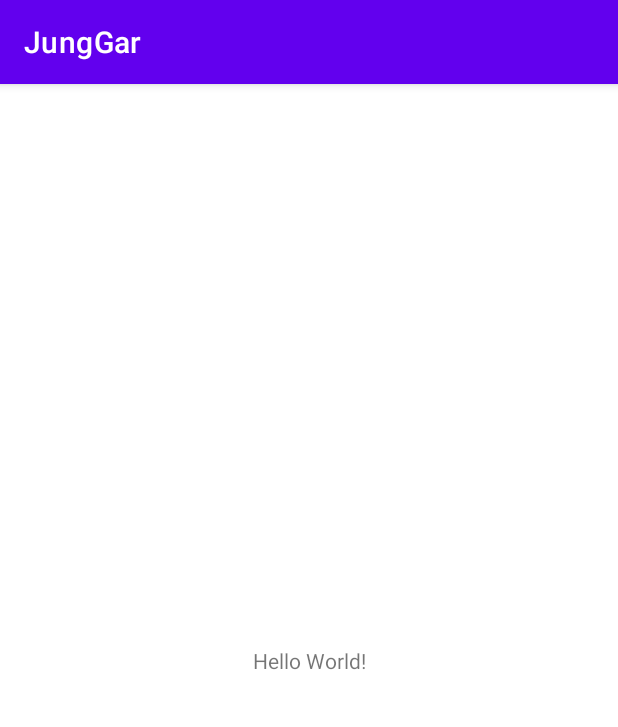
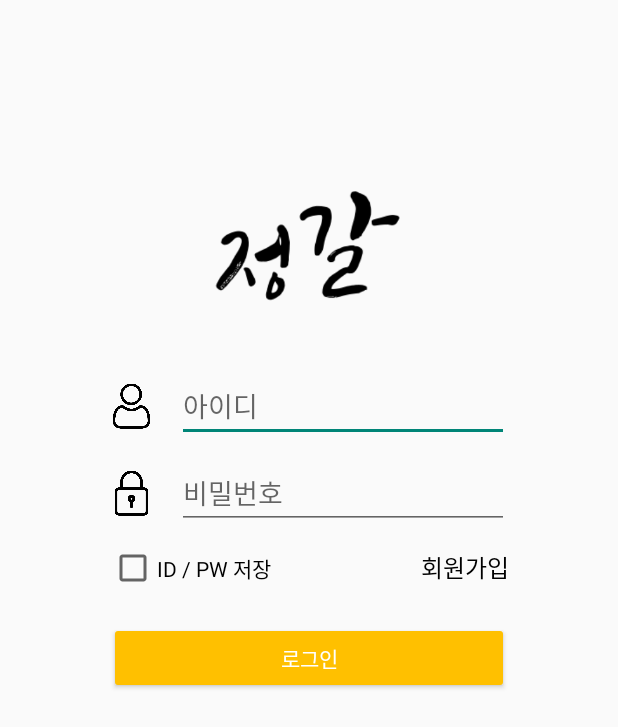
Before and after one commit to GongWook/JungGal, an Android app: the screen it shows after launch (MainActivity before the commit, LoginActivity after it), on a phone screen of 412 x 824 dp. Shown: the top 727 px of the screen. Run offline under Robolectric (Android 15) with nearby library versions, the phone set to English and light mode, and no system bars.

Commit message:
로그인 UI 개발 완료 - 상세 수정 필요 FullScreen 적용 완료 Jungar themes parent값 수정함 ( 풀 스크린 적용 하기 위함 )

```diff
--- a/app/build.gradle
+++ b/app/build.gradle
@@ -41,4 +41,7 @@ dependencies {
     testImplementation 'junit:junit:4.+'
     androidTestImplementation 'androidx.test.ext:junit:1.1.2'
     androidTestImplementation 'androidx.test.espresso:espresso-core:3.3.0'
+    implementation platform('com.google.firebase:firebase-bom:26.8.0')
+    implementation 'com.google.firebase:firebase-auth'
+    implementation 'com.google.android.gms:play-services-auth:19.0.0'
 }
--- a/app/src/main/AndroidManifest.xml
+++ b/app/src/main/AndroidManifest.xml
@@ -20,7 +20,9 @@
         </activity>
 
        <!-- 메인 엑티비티 -->
+        <activity android:name=".LoginActivity">
 
+        </activity>
         <activity android:name=".MainActivity">
 
         </activity>
--- /dev/null
+++ b/app/src/main/java/com/example/junggar/LoginActivity.java
@@ -0,0 +1,15 @@
+package com.example.junggar;
+
+import android.os.Bundle;
+
+import androidx.annotation.Nullable;
+import androidx.appcompat.app.AppCompatActivity;
+
+public class LoginActivity extends AppCompatActivity {
+    @Override
+    protected void onCreate(@Nullable Bundle savedInstanceState) {
+        super.onCreate(savedInstanceState);
+
+        setContentView(R.layout.activity_login);
+    }
+}
--- a/app/src/main/java/com/example/junggar/SplashActivity.java
+++ b/app/src/main/java/com/example/junggar/SplashActivity.java
@@ -19,7 +19,7 @@ public class SplashActivity extends AppCompatActivity {
             e.printStackTrace();
         }
 
-        startActivity(new Intent(this, MainActivity.class));
+        startActivity(new Intent(this, LoginActivity.class));
         finish();
     }
 }
--- /dev/null
+++ b/app/src/main/res/layout/activity_login.xml
@@ -0,0 +1,108 @@
+<?xml version="1.0" encoding="utf-8"?>
+<LinearLayout xmlns:android="http://schemas.android.com/apk/res/android"
+    android:layout_width="match_parent"
+    android:layout_height="match_parent"
+    android:layout_gravity="center"
+    android:orientation="vertical">
+
+    <ImageView
+        android:layout_width="219dp"
+        android:layout_height="91dp"
+        android:layout_gravity="center"
+        android:layout_marginTop="120dp"
+        android:src="@drawable/junggar_logo" />
+
+    <LinearLayout
+        android:layout_width="wrap_content"
+        android:layout_height="wrap_content"
+        android:layout_weight="30"
+        android:layout_gravity="center"
+        android:orientation="vertical">
+
+        <LinearLayout
+            android:layout_width="match_parent"
+            android:layout_height="wrap_content"
+            android:layout_gravity="center"
+            android:layout_marginTop="35dp"
+            android:gravity="clip_horizontal|center_horizontal"
+            android:orientation="horizontal">
+
+            <ImageView
+                android:layout_width="30dp"
+                android:layout_height="match_parent"
+                android:src="@drawable/userid_icon" />
+
+            <EditText
+                android:layout_width="match_parent"
+                android:layout_height="wrap_content"
+                android:layout_gravity="center"
+                android:hint="아이디"
+                android:ems="12"
+                android:layout_marginLeft="15dp"
+                android:inputType="textEmailAddress"/>
+
+        </LinearLayout>
+
+        <LinearLayout
+            android:layout_width="match_parent"
+            android:layout_height="wrap_content"
+            android:layout_gravity="center"
+            android:layout_marginTop="10dp"
+            android:gravity="clip_horizontal|center_horizontal"
+            android:orientation="horizontal">
+
+            <ImageView
+                android:layout_width="30dp"
+                android:layout_height="match_parent"
+                android:src="@drawable/passlock_icon"/>
+
+            <EditText
+                android:layout_width="match_parent"
+                android:layout_height="wrap_content"
+                android:ems="12"
+                android:hint="비밀번호"
+                android:layout_marginLeft="15dp"
+                android:inputType="textPassword"/>
+
+        </LinearLayout>
+
+        <LinearLayout
+            android:layout_width="wrap_content"
+            android:layout_height="wrap_content"
+            android:layout_gravity="center"
+            android:orientation="horizontal"
+            android:layout_marginTop="10dp">
+
+            <CheckBox
+                android:layout_width="wrap_content"
+                android:layout_height="wrap_content"
+                android:layout_marginEnd="50dp"
+                android:text="ID / PW 저장"/>
+
+            <TextView
+                android:layout_width="wrap_content"
+                android:layout_height="wrap_content"
+                android:layout_marginStart="50dp"
+                android:text="회원가입"
+                android:textColor="#000000"
+                android:textSize="16sp"/>
+
+
+        </LinearLayout>
+
+
+        <Button
+            android:layout_width="match_parent"
+            android:layout_height="wrap_content"
+            android:gravity="center"
+            android:layout_marginTop="20dp"
+            android:layout_weight="0"
+            android:backgroundTint="#FFC000"
+            android:text="로그인"
+            android:textAllCaps="false"
+            android:textColor="#FFFFFF"/>
+
+    </LinearLayout>
+
+
+</LinearLayout>
--- a/app/src/main/res/mipmap-anydpi-v26/ic_launcher.xml
+++ b/app/src/main/res/mipmap-anydpi-v26/ic_launcher.xml
@@ -1,5 +1,5 @@
 <?xml version="1.0" encoding="utf-8"?>
 <adaptive-icon xmlns:android="http://schemas.android.com/apk/res/android">
     <background android:drawable="@drawable/ic_launcher_background" />
-    <foreground android:drawable="@drawable/ic_launcher_foreground" />
+    <foreground android:drawable="@drawable/ic_launcher_foreground"/>
 </adaptive-icon>
--- a/app/src/main/res/values/styles.xml
+++ b/app/src/main/res/values/styles.xml
@@ -3,8 +3,10 @@
 
     <style name ="AppTheme" parent="@style/Theme.AppCompat.Light.DarkActionBar"/>
 
+        <!-- Splash 화면 -->
     <style name="SplashTheme" parent= "@android:style/Theme.Light.NoTitleBar">
         <item name = "android:windowBackground">@drawable/splash_img</item>
     </style>
 
+
 </resources>
--- a/app/src/main/res/values/themes.xml
+++ b/app/src/main/res/values/themes.xml
@@ -1,7 +1,8 @@
 <resources xmlns:tools="http://schemas.android.com/tools">
     <!-- Base application theme. -->
-    <style name="Theme.JungGar" parent="Theme.MaterialComponents.DayNight.DarkActionBar">
+    <style name="Theme.JungGar" parent="Theme.AppCompat.Light.NoActionBar">
         <!-- Primary brand color. -->
+        <item name="android:windowFullscreen">true</item>
         <item name="colorPrimary">@color/purple_500</item>
         <item name="colorPrimaryVariant">@color/purple_700</item>
         <item name="colorOnPrimary">@color/white</item>
```
Also changed, not shown: app/src/main/res/drawable/ic_launcher_foreground.xml (renamed from app/src/main/res/drawable-v24/ic_launcher_foreground.xml), app/src/main/res/drawable/junggar_logo.png (added), app/src/main/res/drawable/passlock_icon.png (added), app/src/main/res/drawable/userid_icon.png (added).
